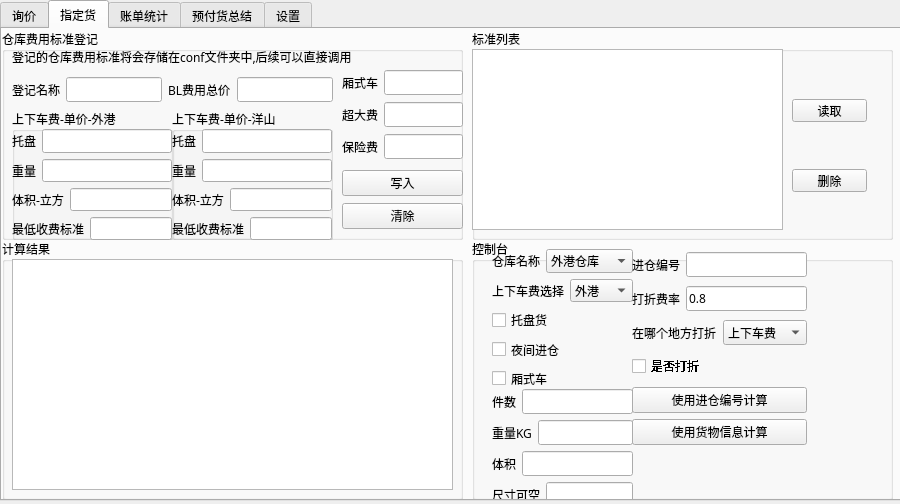
First picture: the form in Ui/untitled.ui, repository jerryliang122-vast/working-CIF-service, before the edit.
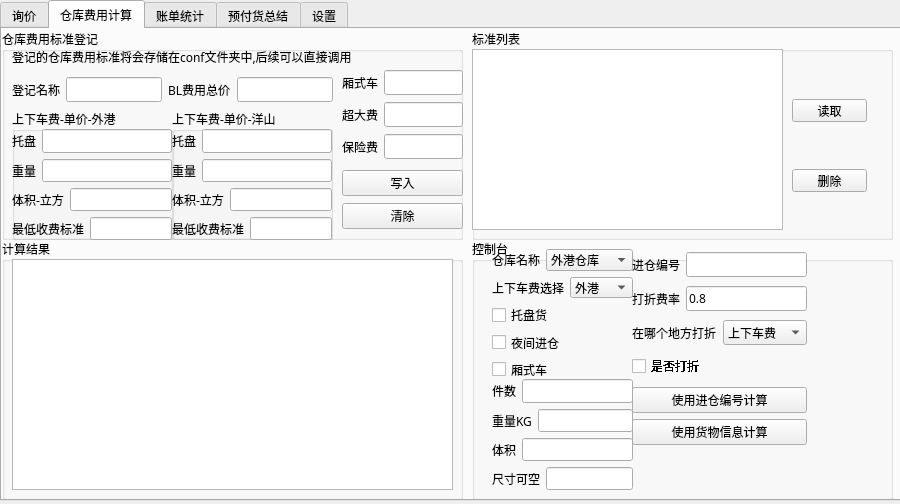
Second picture: the form after the edit. The open tabs and pages were chosen to show the change.

Commit message: 调整UI布局及仓库费用计算标签

Diff of the .ui file:
```diff
--- a/Ui/untitled.ui
+++ b/Ui/untitled.ui
@@ -1583,7 +1583,7 @@
    </widget>
    <widget class="QWidget" name="tab_4">
     <attribute name="title">
-     <string>指定货</string>
+     <string>仓库费用计算</string>
     </attribute>
     <widget class="QGroupBox" name="groupBox_9">
      <property name="geometry">
@@ -1983,7 +1983,7 @@
         <x>20</x>
         <y>10</y>
         <width>141</width>
-        <height>141</height>
+        <height>131</height>
        </rect>
       </property>
       <layout class="QVBoxLayout" name="verticalLayout_4">
@@ -2207,9 +2207,9 @@
       <property name="geometry">
        <rect>
         <x>20</x>
-        <y>150</y>
+        <y>140</y>
         <width>141</width>
-        <height>120</height>
+        <height>111</height>
        </rect>
       </property>
       <layout class="QVBoxLayout" name="verticalLayout_7">
```
The commit also changes 1 other file.
